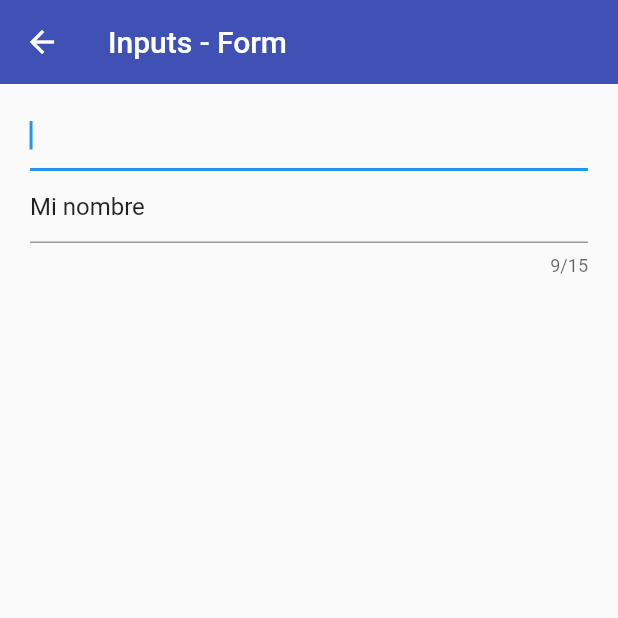
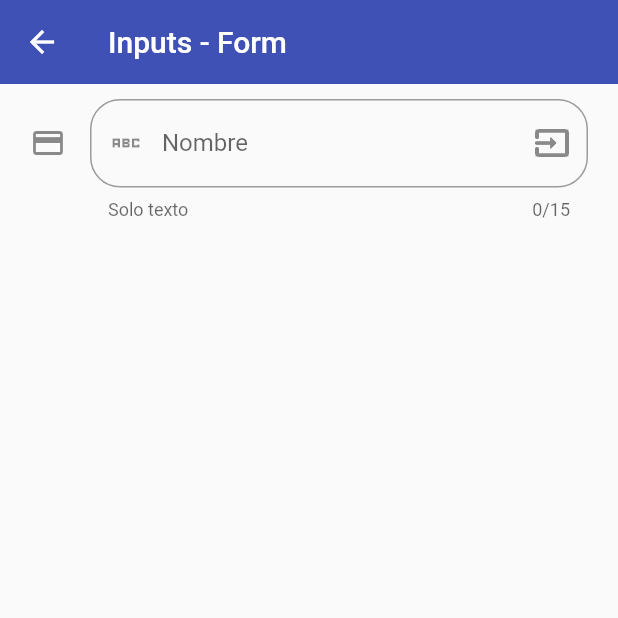
Before and after one commit to eivanphils/flutter-components, a Flutter app: the InputsScreen screen opened by its route, on a phone screen of 412 x 824 dp, the top half of it. Run offline on Flutter 3.47's test engine with Material 2 defaults, Android fonts, the phone set to English and light mode, and no system bars.

Commit message:
Agregado estilos y propiedades al TextFormField Widget

```diff
--- a/lib/screens/inputs_screen.dart
+++ b/lib/screens/inputs_screen.dart
@@ -14,21 +14,40 @@ class InputsScreen extends StatelessWidget {
             padding: const EdgeInsets.symmetric(horizontal: 20, vertical: 10),
             child: Column(
               children: [
-                TextField(
-                  autofocus: true,
-                  onChanged: (value) {
-                    print(value);
-                  },
-                ),
                 TextFormField(
-                  autofocus: true,
-                  initialValue: 'Mi nombre',
+                  autofocus: false,
+                  initialValue: '',
                   maxLength: 15,
                   autocorrect: false,
                   textCapitalization: TextCapitalization.words,
                   onChanged: (value) {
                     print(value);
                   },
+                  validator: (value) {
+                    if (value == null) {
+                      return 'El campo es obligatorio';
+                    }
+
+                    return value.length < 3 ? 'Minimo 3 caracteres' : null;
+                  },
+                  autovalidateMode: AutovalidateMode.onUserInteraction,
+                  decoration: const InputDecoration(
+                    hintText: 'Nombre del usuario',
+                    labelText: 'Nombre',
+                    floatingLabelBehavior: FloatingLabelBehavior.auto,
+                    helperText: 'Solo texto',
+                    prefixIcon: Icon(Icons.abc_sharp),
+                    suffixIcon: Icon(Icons.input_sharp),
+                    icon: Icon(Icons.credit_card),
+                    border: OutlineInputBorder(
+                      borderRadius: BorderRadius.all(Radius.circular(20))
+                    ),
+                    focusedBorder: OutlineInputBorder(
+                      borderSide: BorderSide(
+                        color: Colors.green
+                      )
+                    )
+                  ),
                 )
               ],
             ),
```
